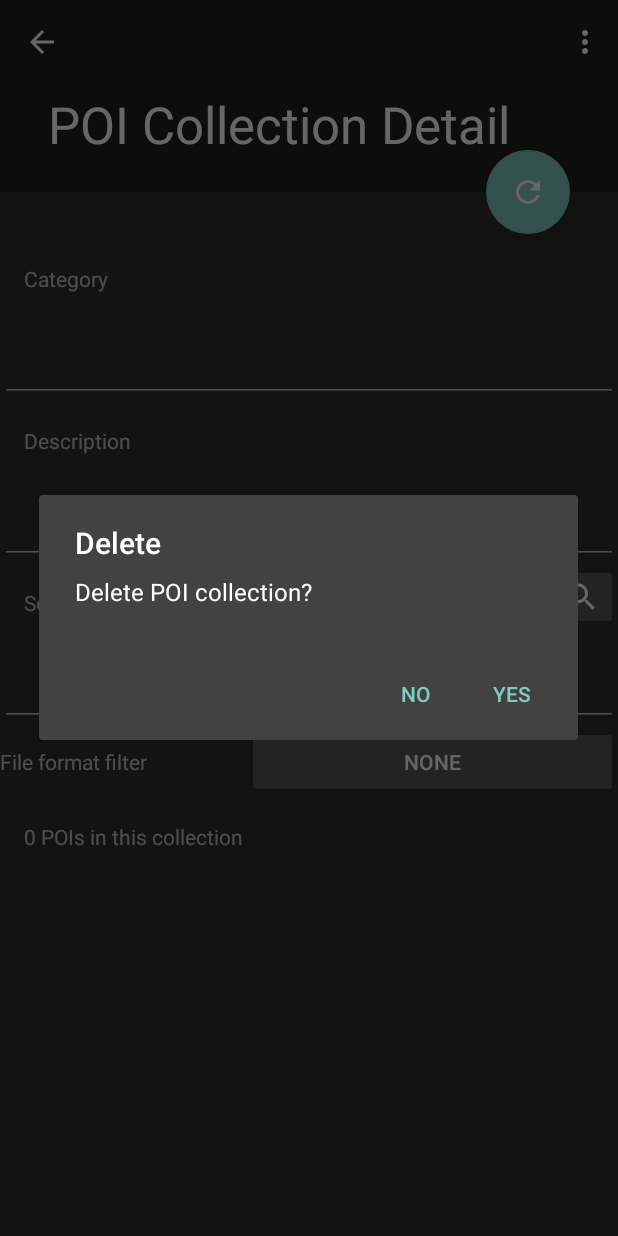
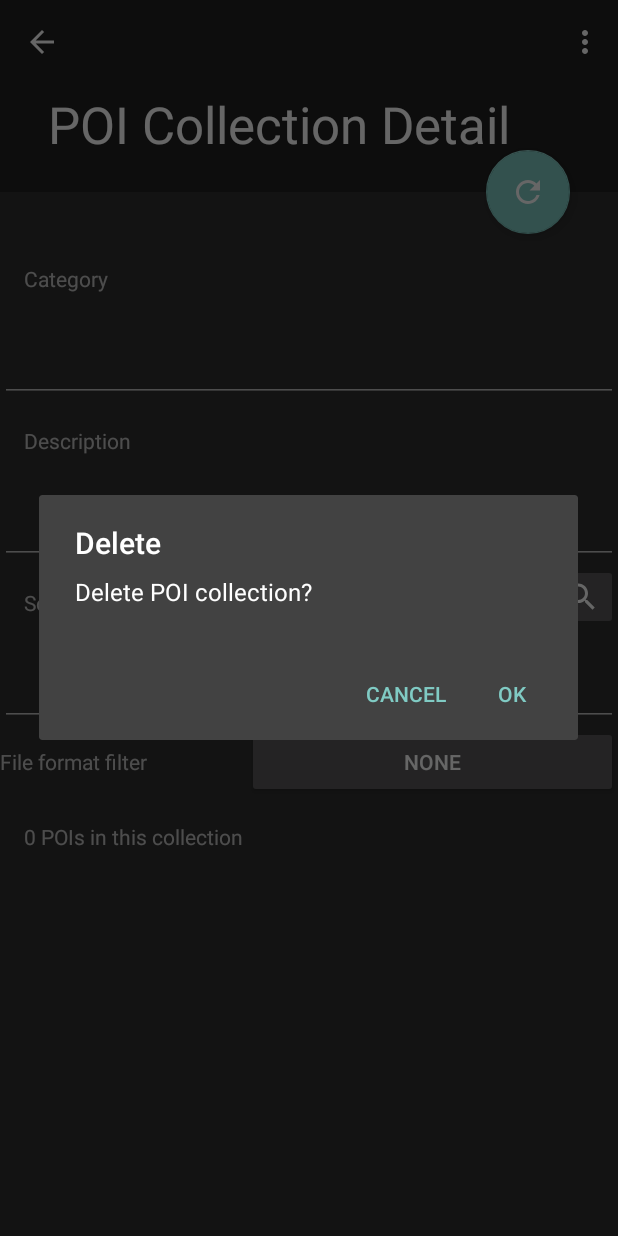
Before and after one commit to fvasco/pinpoi, an Android app: the PlacemarkCollectionDetailActivity screen opened directly, with no data from a screen before it, in the options menu, after a tap on "Delete", on a phone screen of 412 x 824 dp. Run offline under Robolectric (Android 15) with nearby library versions, the phone set to English and light mode, and no system bars; 1 statement that could not run was skipped.

Commit message:
confirm with ok/cancel

```diff
--- a/app/src/main/java/io/github/fvasco/pinpoi/PlacemarkCollectionDetailActivity.kt
+++ b/app/src/main/java/io/github/fvasco/pinpoi/PlacemarkCollectionDetailActivity.kt
@@ -144,11 +144,11 @@ class PlacemarkCollectionDetailActivity : AppCompatActivity() {
             editText.setText(fragment.placemarkCollection.name)
             AlertDialog.Builder(this)
                     .setTitle(R.string.action_rename)
-                    .setView(editText).setPositiveButton(R.string.yes) { dialog, _ ->
+                    .setView(editText).setPositiveButton(R.string.ok) { dialog, _ ->
                         dialog.tryDismiss()
                         fragment.renamePlacemarkCollection(editText.text.toString())
                     }
-                    .setNegativeButton(R.string.no, DismissOnClickListener)
+                    .setNegativeButton(R.string.cancel, DismissOnClickListener)
                     .show()
         }
     }
@@ -158,12 +158,12 @@ class PlacemarkCollectionDetailActivity : AppCompatActivity() {
             AlertDialog.Builder(this)
                     .setTitle(R.string.action_delete)
                     .setMessage(R.string.delete_placemark_collection_confirm)
-                    .setPositiveButton(R.string.yes) { dialog, _ ->
+                    .setPositiveButton(R.string.ok) { dialog, _ ->
                         dialog.tryDismiss()
                         fragment.deletePlacemarkCollection()
                         onBackPressed()
                     }
-                    .setNegativeButton(R.string.no, DismissOnClickListener)
+                    .setNegativeButton(R.string.cancel, DismissOnClickListener)
                     .show()
         }
     }
--- a/app/src/main/res/values/strings.xml
+++ b/app/src/main/res/values/strings.xml
@@ -25,6 +25,8 @@
     <string name="delete_placemark_collection_confirm">Delete POI collection?</string>
     <string name="yes">Yes</string>
     <string name="no">No</string>
+    <string name="ok">Ok</string>
+    <string name="cancel">Cancel</string>
     <string name="use_gps">Use GPS</string>
     <string name="search_address">Search address</string>
     <string name="insert_address">Insert address</string>
```
Also changed, not shown: app/src/main/java/io/github/fvasco/pinpoi/MainActivity.kt (+4 -4 lines), app/src/main/java/io/github/fvasco/pinpoi/PlacemarkCollectionListActivity.kt (+5 -5 lines), 6 other files.
